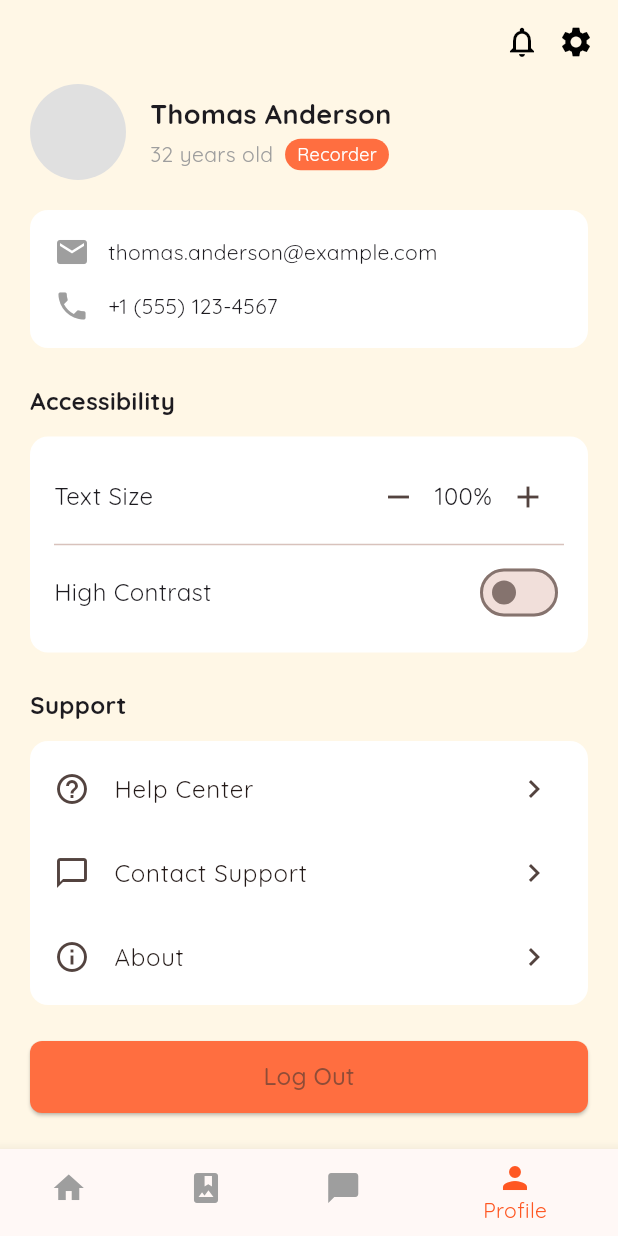
After one commit to rla-suedeng/RECall, a Flutter app: the ProfilePage screen opened by its route, on a phone screen of 412 x 824 dp. The commit adds this screen. Run offline on Flutter 3.47's test engine with Material 3 defaults, Android fonts, the phone set to English and light mode, and no system bars; our stand-ins replace dio, firebase_auth, firebase_core, flutter_dotenv, flutter_riverpod, flutter_secure_storage and 6 more; accounts and stored records are empty.

Commit message:
feat: profile page

```diff
--- /dev/null
+++ b/frontend/lib/app/feature/user/profile_page.dart
@@ -0,0 +1,190 @@
+import 'package:flutter/material.dart';
+//import 'package:go_router/go_router.dart';
+//import 'package:template/app/routing/router_service.dart';
+import 'package:template/app/widgets/bottom_navigation_bar.dart';
+
+class ProfilePage extends StatelessWidget {
+  final String name = "Thomas Anderson";
+  final int age = 32;
+  final String userType = "Recorder";
+  final String email = "thomas.anderson@example.com";
+  final String phone = "+1 (555) 123-4567";
+
+  const ProfilePage({super.key});
+
+  @override
+  Widget build(BuildContext context) {
+    return Scaffold(
+      backgroundColor: const Color(0xFFFFF7E6),
+      appBar: AppBar(
+        title: const Text(''),
+        backgroundColor: Colors.transparent,
+        elevation: 0,
+        actions: const [
+          Icon(Icons.notifications_none, color: Colors.black),
+          SizedBox(width: 12),
+          Icon(Icons.settings, color: Colors.black),
+          SizedBox(width: 16),
+        ],
+      ),
+      body: SingleChildScrollView(
+        padding: const EdgeInsets.symmetric(horizontal: 20),
+        child: Column(
+          crossAxisAlignment: CrossAxisAlignment.start,
+          children: [
+            // Profile Info
+            Row(
+              children: [
+                CircleAvatar(radius: 32, backgroundColor: Colors.grey.shade300),
+                const SizedBox(width: 16),
+                Column(
+                  crossAxisAlignment: CrossAxisAlignment.start,
+                  children: [
+                    Text(name,
+                        style: const TextStyle(
+                            fontSize: 18, fontWeight: FontWeight.bold)),
+                    const SizedBox(height: 4),
+                    Row(
+                      children: [
+                        Text('$age years old',
+                            style: const TextStyle(color: Colors.grey)),
+                        const SizedBox(width: 8),
+                        Container(
+                          padding: const EdgeInsets.symmetric(
+                              horizontal: 8, vertical: 2),
+                          decoration: BoxDecoration(
+                            color: Colors.deepOrangeAccent,
+                            borderRadius: BorderRadius.circular(12),
+                          ),
+                          child: Text(userType,
+                              style: const TextStyle(
+                                  color: Colors.white, fontSize: 12)),
+                        ),
+                      ],
+                    ),
+                  ],
+                ),
+              ],
+            ),
+            const SizedBox(height: 20),
+
+            // Contact Info
+            Container(
+              padding: const EdgeInsets.all(16),
+              decoration: BoxDecoration(
+                color: Colors.white,
+                borderRadius: BorderRadius.circular(12),
+              ),
+              child: Column(
+                children: [
+                  Row(children: [
+                    const Icon(Icons.email, color: Colors.grey),
+                    const SizedBox(width: 12),
+                    Text(email),
+                  ]),
+                  const SizedBox(height: 12),
+                  Row(children: [
+                    const Icon(Icons.phone, color: Colors.grey),
+                    const SizedBox(width: 12),
+                    Text(phone),
+                  ]),
+                ],
+              ),
+            ),
+            const SizedBox(height: 24),
+
+            // Accessibility
+            const Text("Accessibility",
+                style: TextStyle(fontWeight: FontWeight.bold, fontSize: 16)),
+            const SizedBox(height: 12),
+            Container(
+              padding: const EdgeInsets.symmetric(vertical: 16, horizontal: 16),
+              decoration: BoxDecoration(
+                color: Colors.white,
+                borderRadius: BorderRadius.circular(12),
+              ),
+              child: Column(children: [
+                Row(
+                  mainAxisAlignment: MainAxisAlignment.spaceBetween,
+                  children: [
+                    const Text("Text Size", style: TextStyle(fontSize: 16)),
+                    Row(children: [
+                      IconButton(
+                          icon: const Icon(Icons.remove),
+                          onPressed: () {/* reduce font size */}),
+                      const Text("100%", style: TextStyle(fontSize: 16)),
+                      IconButton(
+                          icon: const Icon(Icons.add),
+                          onPressed: () {/* increase font size */}),
+                    ]),
+                  ],
+                ),
+                const Divider(),
+                Row(
+                  mainAxisAlignment: MainAxisAlignment.spaceBetween,
+                  children: [
+                    const Text("High Contrast", style: TextStyle(fontSize: 16)),
+                    Switch(
+                        value: false, onChanged: (val) {/* toggle contrast */}),
+                  ],
+                ),
+              ]),
+            ),
+            const SizedBox(height: 24),
+
+            // Support
+            const Text("Support",
+                style: TextStyle(fontWeight: FontWeight.bold, fontSize: 16)),
+            const SizedBox(height: 12),
+            Container(
+              padding: const EdgeInsets.symmetric(vertical: 4),
+              decoration: BoxDecoration(
+                color: Colors.white,
+                borderRadius: BorderRadius.circular(12),
+              ),
+              child: Column(children: [
+                ListTile(
+                  leading: const Icon(Icons.help_outline),
+                  title: const Text("Help Center"),
+                  trailing: const Icon(Icons.chevron_right),
+                  onTap: () {},
+                ),
+                ListTile(
+                  leading: const Icon(Icons.chat_bubble_outline),
+                  title: const Text("Contact Support"),
+                  trailing: const Icon(Icons.chevron_right),
+                  onTap: () {},
+                ),
+                ListTile(
+                  leading: const Icon(Icons.info_outline),
+                  title: const Text("About"),
+                  trailing: const Icon(Icons.chevron_right),
+                  onTap: () {},
+                ),
+              ]),
+            ),
+            const SizedBox(height: 24),
+
+            // Logout
+            Center(
+              child: ElevatedButton(
+                onPressed: () {},
+                style: ElevatedButton.styleFrom(
+                  backgroundColor: Colors.deepOrangeAccent,
+                  minimumSize: const Size(double.infinity, 48),
+                  shape: RoundedRectangleBorder(
+                      borderRadius: BorderRadius.circular(8)),
+                ),
+                child: const Text("Log Out", style: TextStyle(fontSize: 16)),
+              ),
+            ),
+            const SizedBox(height: 24),
+          ],
+        ),
+      ),
+
+      // Bottom Navigation
+      bottomNavigationBar: const CustomBottomNavBar(currentIndex: 3),
+    );
+  }
+}
--- a/frontend/lib/app/routing/router_service.dart
+++ b/frontend/lib/app/routing/router_service.dart
@@ -10,6 +10,7 @@ import 'package:template/app/feature/chat/chat_page.dart';
 import 'package:template/app/feature/record/add_record_page.dart';
 import 'package:template/app/feature/album/album_page.dart';
 import 'package:template/app/feature/history/chat_history_page.dart';
+import 'package:template/app/feature/user/profile_page.dart';
 
 extension GoRouterX on GoRouter {
   BuildContext? get context => configuration.navigatorKey.currentContext;
@@ -38,6 +39,7 @@ abstract class Routes {
   static const String addRecord = '/record';
   static const String album = '/album';
   static const String history = '/chat_history';
+  static const String profile = '/profile';
 }
 
 class RouterService {
@@ -104,6 +106,13 @@ class RouterService {
             return ChatHistoryPage();
           },
         ),
+        GoRoute(
+          path: Routes.profile,
+          builder: (context, state) {
+            // var args = state.extra;
+            return const ProfilePage();
+          },
+        ),
       ], // TODO: Add routes
 
       errorBuilder: (context, state) {
--- a/frontend/lib/app/widgets/bottom_navigation_bar.dart
+++ b/frontend/lib/app/widgets/bottom_navigation_bar.dart
@@ -21,13 +21,15 @@ class CustomBottomNavBar extends StatelessWidget {
         context.go(Routes.history);
         break;
       case 3:
-        context.go(Routes.login);
+        context.go(Routes.profile);
         break;
     }
   }
 
   @override
   Widget build(BuildContext context) {
+    if (!highlight) return const SizedBox.shrink(); // 아무것도 안 보여줌
+
     return BottomNavigationBar(
       currentIndex: currentIndex ?? 0,
       onTap: (index) => _onItemTapped(context, index),
```
